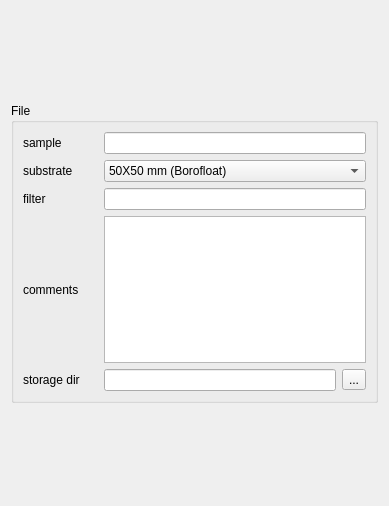
The window that gui_design/file.ui (baukekooger/XY_Measurement) describes before a commit, drawn with Qt 5.
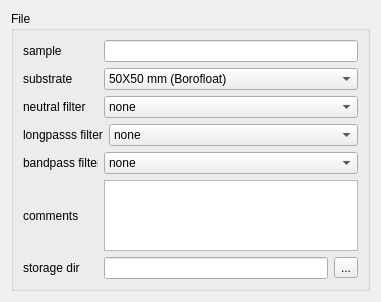
The same window after the commit.

```diff
--- a/gui_design/file.ui
+++ b/gui_design/file.ui
@@ -6,15 +6,21 @@
    <rect>
     <x>0</x>
     <y>0</y>
-    <width>389</width>
-    <height>506</height>
+    <width>343</width>
+    <height>298</height>
    </rect>
   </property>
+  <property name="sizePolicy">
+   <sizepolicy hsizetype="Preferred" vsizetype="Expanding">
+    <horstretch>0</horstretch>
+    <verstretch>0</verstretch>
+   </sizepolicy>
+  </property>
   <property name="windowTitle">
    <string>Form</string>
   </property>
   <layout class="QGridLayout" name="gridLayout_2">
-   <item row="1" column="0">
+   <item row="0" column="0">
     <widget class="QGroupBox" name="groupBox">
      <property name="sizePolicy">
       <sizepolicy hsizetype="Preferred" vsizetype="Fixed">
@@ -25,13 +31,13 @@
      <property name="minimumSize">
       <size>
        <width>0</width>
-       <height>200</height>
+       <height>280</height>
       </size>
      </property>
      <property name="maximumSize">
       <size>
        <width>16777215</width>
-       <height>300</height>
+       <height>280</height>
       </size>
      </property>
      <property name="title">
@@ -39,6 +45,8 @@
      </property>
      <layout class="QGridLayout" name="gridLayout">
       <item row="0" column="0">
+       <layout class="QVBoxLayout" name="verticalLayout">
+        <item>
        <layout class="QHBoxLayout" name="horizontalLayout_3">
         <property name="sizeConstraint">
          <enum>QLayout::SetFixedSize</enum>
@@ -67,7 +75,7 @@
         </item>
        </layout>
       </item>
-      <item row="1" column="0">
+        <item>
        <layout class="QHBoxLayout" name="horizontalLayout_4">
         <item>
          <widget class="QLabel" name="label_substrate">
@@ -112,7 +120,7 @@
         </item>
        </layout>
       </item>
-      <item row="2" column="0">
+        <item>
        <layout class="QHBoxLayout" name="horizontalLayout_5">
         <item>
          <widget class="QLabel" name="label_4">
@@ -129,16 +137,126 @@
            </size>
           </property>
           <property name="text">
-           <string>filter</string>
+             <string>neutral filter</string>
           </property>
          </widget>
         </item>
         <item>
-         <widget class="QLineEdit" name="lineEdit_filter"/>
-        </item>
-       </layout>
-      </item>
-      <item row="3" column="0">
+           <widget class="QComboBox" name="comboBox_nd_filter">
+            <item>
+             <property name="text">
+              <string>none</string>
+             </property>
+            </item>
+            <item>
+             <property name="text">
+              <string>OD 1.0 -  Thorlabs NDUVW10B</string>
+             </property>
+            </item>
+           </widget>
+          </item>
+         </layout>
+        </item>
+        <item>
+         <layout class="QHBoxLayout" name="horizontalLayout_6">
+          <item>
+           <widget class="QLabel" name="label_5">
+            <property name="sizePolicy">
+             <sizepolicy hsizetype="Fixed" vsizetype="Preferred">
+              <horstretch>0</horstretch>
+              <verstretch>0</verstretch>
+             </sizepolicy>
+            </property>
+            <property name="minimumSize">
+             <size>
+              <width>75</width>
+              <height>0</height>
+             </size>
+            </property>
+            <property name="text">
+             <string>longpasss filter</string>
+            </property>
+           </widget>
+          </item>
+          <item>
+           <widget class="QComboBox" name="comboBox_longpass_filter">
+            <item>
+             <property name="text">
+              <string>none</string>
+             </property>
+            </item>
+            <item>
+             <property name="text">
+              <string>300 nm - Semrock FF01-300/LP25</string>
+             </property>
+            </item>
+            <item>
+             <property name="text">
+              <string>325 nm - Semrock BLP01-325R-25</string>
+             </property>
+            </item>
+            <item>
+             <property name="text">
+              <string>355 nm - Semrock BLP01-355R-25</string>
+             </property>
+            </item>
+            <item>
+             <property name="text">
+              <string>405 nm - Semrock BLP01-405R-25</string>
+             </property>
+            </item>
+            <item>
+             <property name="text">
+              <string>430 nm - Semrock FF01-430/LP-25</string>
+             </property>
+            </item>
+            <item>
+             <property name="text">
+              <string>473 nm - Semrock BLP01-473R-25</string>
+             </property>
+            </item>
+           </widget>
+          </item>
+         </layout>
+        </item>
+        <item>
+         <layout class="QHBoxLayout" name="horizontalLayout_7">
+          <item>
+           <widget class="QLabel" name="label_6">
+            <property name="sizePolicy">
+             <sizepolicy hsizetype="Fixed" vsizetype="Preferred">
+              <horstretch>0</horstretch>
+              <verstretch>0</verstretch>
+             </sizepolicy>
+            </property>
+            <property name="minimumSize">
+             <size>
+              <width>75</width>
+              <height>0</height>
+             </size>
+            </property>
+            <property name="text">
+             <string>bandpass filter</string>
+            </property>
+           </widget>
+          </item>
+          <item>
+           <widget class="QComboBox" name="comboBox_bandpass_filter">
+            <item>
+             <property name="text">
+              <string>none</string>
+             </property>
+            </item>
+            <item>
+             <property name="text">
+              <string>640 nm - Thorlabs FB640-10-1 V 1-39-11</string>
+             </property>
+            </item>
+           </widget>
+          </item>
+         </layout>
+        </item>
+        <item>
        <layout class="QHBoxLayout" name="horizontalLayout_2">
         <item>
          <widget class="QLabel" name="label_2">
@@ -177,7 +295,7 @@
         </item>
        </layout>
       </item>
-      <item row="4" column="0">
+        <item>
        <layout class="QHBoxLayout" name="horizontalLayout">
         <item>
          <widget class="QLabel" name="label_3">
@@ -207,6 +325,8 @@
            <string>...</string>
           </property>
          </widget>
+          </item>
+         </layout>
         </item>
        </layout>
       </item>
```
Lines whose indentation alone changed are shown as unchanged.
